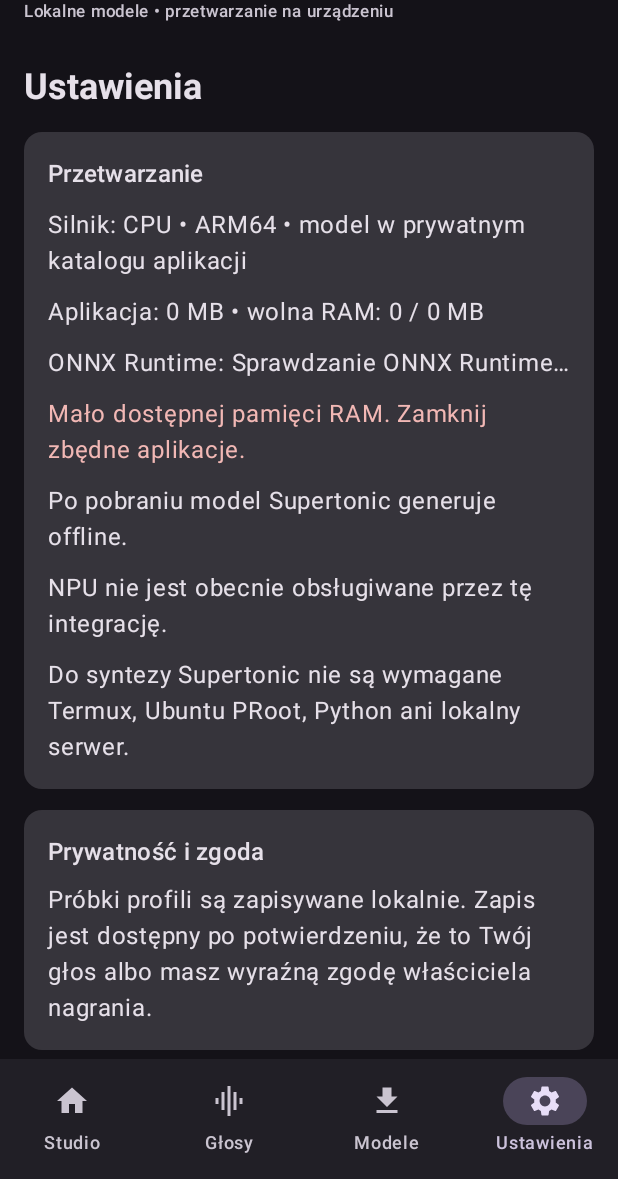
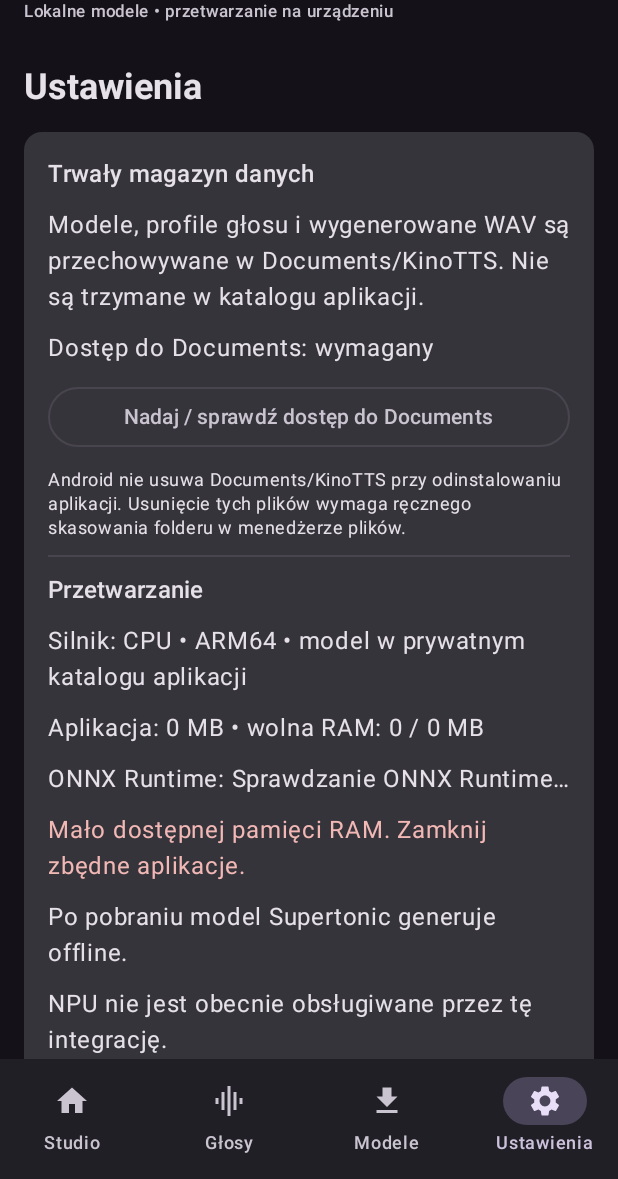
Before and after one commit to Konradek3055/Ai-Cloning-voice-app, an Android app built with Jetpack Compose: the screen it shows after launch (MainActivity), item 4 of the bottom bar chosen, on a phone screen of 412 x 824 dp, the part 57-1236 px from its top. Run offline under Robolectric (Android 15) with nearby library versions, the phone set to English and light mode, and no system bars; libraries missing offline, so code that uses them is left out: ai.onnxruntime, com.k2fsa.sherpa, org.apache.commons; pictures from the network do not load; 4 statements that could not run were skipped.

Commit message:
Persist XTTS models voices and audio in Documents

```diff
--- a/app/src/main/AndroidManifest.xml
+++ b/app/src/main/AndroidManifest.xml
@@ -1,6 +1,7 @@
 <?xml version="1.0" encoding="utf-8"?>
 <manifest xmlns:android="http://schemas.android.com/apk/res/android">
     <uses-permission android:name="android.permission.INTERNET" />
+    <uses-permission android:name="android.permission.MANAGE_EXTERNAL_STORAGE" />
 
     <application
         android:allowBackup="false"
--- a/app/src/main/java/pl/kinotts/studio/MainActivity.kt
+++ b/app/src/main/java/pl/kinotts/studio/MainActivity.kt
@@ -42,6 +42,7 @@ import pl.kinotts.studio.models.XttsModelManager
 import pl.kinotts.studio.voices.VoiceProfile
 import pl.kinotts.studio.voices.VoiceProfileStore
 import pl.kinotts.studio.xtts.XttsSynthesizer
+import pl.kinotts.studio.storage.KinoStorage
 import java.io.File
 import java.util.Locale
 
@@ -49,6 +50,13 @@ class MainActivity : ComponentActivity() {
     override fun onCreate(savedInstanceState: Bundle?) {
         super.onCreate(savedInstanceState)
         setContent { KinoTtsApp() }
+    }
+
+    override fun onResume() {
+        super.onResume()
+        if (KinoStorage.hasAccess(this)) {
+            runCatching { KinoStorage.ensureDirectories(this) }
+        }
     }
 }
 
@@ -65,8 +73,8 @@ private fun KinoTtsApp() {
     val xttsModels = remember { XttsModelManager(context.applicationContext) }
     val analyzer = remember { AudioAnalyzer(context.applicationContext) }
     val profileStore = remember { VoiceProfileStore(context.applicationContext) }
-    val supertonic = remember { SupertonicEngine(File(context.filesDir, "audio")) }
-    val xttsRuntime = remember { XttsSynthesizer(xttsModels.modelDir(), File(context.cacheDir, "xtts-output")) }
+    val supertonic = remember { SupertonicEngine(KinoStorage.outputDir(context).apply { mkdirs() }) }
+    val xttsRuntime = remember { XttsSynthesizer(xttsModels.modelDir(), KinoStorage.outputDir(context).apply { mkdirs() }) }
 
     var screen by remember { mutableStateOf(Screen.Studio) }
     var engine by remember { mutableStateOf("Supertonic 3") }
@@ -731,6 +739,15 @@ private fun KinoTtsApp() {
                         Text("Ustawienia", style = MaterialTheme.typography.headlineSmall, fontWeight = FontWeight.Bold)
                         Card {
                             Column(Modifier.padding(16.dp), verticalArrangement = Arrangement.spacedBy(10.dp)) {
+                                Text("Trwały magazyn danych", style = MaterialTheme.typography.titleMedium)
+                                Text("Modele, profile głosu i wygenerowane WAV są przechowywane w Documents/KinoTTS. Nie są trzymane w katalogu aplikacji.")
+                                Text(if (KinoStorage.hasAccess(context)) "Dostęp do Documents: przyznany" else "Dostęp do Documents: wymagany")
+                                OutlinedButton(
+                                    onClick = { KinoStorage.requestAccess(context) },
+                                    modifier = Modifier.fillMaxWidth()
+                                ) { Text("Nadaj / sprawdź dostęp do Documents") }
+                                Text("Android nie usuwa Documents/KinoTTS przy odinstalowaniu aplikacji. Usunięcie tych plików wymaga ręcznego skasowania folderu w menedżerze plików.", style = MaterialTheme.typography.bodySmall)
+                                Divider(color = MaterialTheme.colorScheme.outlineVariant)
                                 Text("Przetwarzanie", style = MaterialTheme.typography.titleMedium)
                                 Text("Silnik: CPU • ARM64 • model w prywatnym katalogu aplikacji")
                                 Text(ramStats)
--- a/app/src/main/java/pl/kinotts/studio/models/XttsModelManager.kt
+++ b/app/src/main/java/pl/kinotts/studio/models/XttsModelManager.kt
@@ -15,6 +15,7 @@ import java.net.HttpURLConnection
 import java.net.URL
 import java.net.URLEncoder
 import java.security.MessageDigest
+import pl.kinotts.studio.storage.KinoStorage
 
 /**
  * Authenticated in-app downloader for the INT8 XTTSv2 ONNX pack.
@@ -26,16 +27,13 @@ import java.security.MessageDigest
  */
 class XttsModelManager(context: Context) {
 
-    private val root =
-        File(context.applicationContext.filesDir, "models").apply {
-            mkdirs()
-        }
+    private val appContext = context.applicationContext
+    private val root = KinoStorage.modelsRoot(appContext).apply { mkdirs() }
 
     private val staging =
         File(root, ".xttsv2-staging")
 
-    private val installed =
-        File(root, "xttsv2")
+    private val installed = KinoStorage.modelsDir(appContext)
 
     private data class RemoteFile(
         val path: String,
@@ -84,6 +82,8 @@ class XttsModelManager(context: Context) {
     ): File = withContext(Dispatchers.IO) {
 
         val coroutineContext = currentCoroutineContext()
+
+        KinoStorage.ensureDirectories(appContext)
 
         val cleanToken = token.trim()
 
--- a/app/src/main/java/pl/kinotts/studio/voices/VoiceProfileStore.kt
+++ b/app/src/main/java/pl/kinotts/studio/voices/VoiceProfileStore.kt
@@ -4,6 +4,7 @@ import android.content.Context
 import org.json.JSONArray
 import org.json.JSONObject
 import pl.kinotts.studio.analysis.AudioAnalysisResult
+import pl.kinotts.studio.storage.KinoStorage
 import java.io.File
 import java.util.UUID
 
@@ -23,7 +24,8 @@ data class VoiceProfile(
 )
 
 class VoiceProfileStore(context: Context) {
-    private val root = File(context.applicationContext.filesDir, "voice_profiles").apply { mkdirs() }
+    private val appContext = context.applicationContext
+    private val root = KinoStorage.voicesDir(appContext).apply { mkdirs() }
     private val index = File(root, "profiles.json")
 
     @Synchronized
@@ -51,6 +53,7 @@ class VoiceProfileStore(context: Context) {
         consentConfirmed: Boolean
     ): VoiceProfile {
         require(consentConfirmed) { "Potwierdź prawo do użycia nagrania" }
+        KinoStorage.ensureDirectories(appContext)
         val cleanName = name.trim().replace(Regex("\\s+"), " ")
         require(cleanName.length in 2..40) { "Nazwa profilu musi mieć 2–40 znaków" }
         require(analysis.wavFile.isFile && analysis.wavFile.length() > 44L) { "Brak próbki WAV do zapisania" }
```
Also changed, not shown: app/src/main/java/pl/kinotts/studio/storage/KinoStorage.kt (added, +101 -0 lines).
